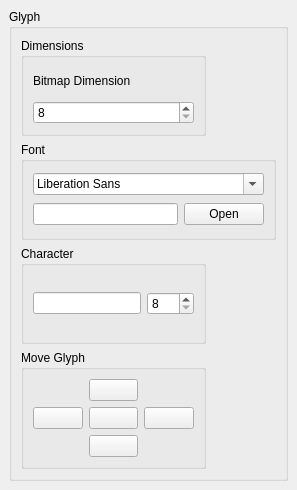
Qt form ui/dockglyph.ui (GrandFatherPikhto/Glyph) before a commit.
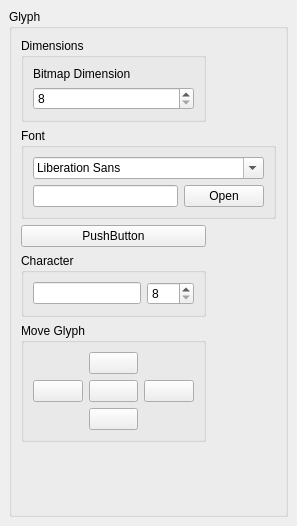
The same form after that commit. Icons and pictures are not drawn.

Commit message: Добавлена синхронизация  GlyphSelector и выбор символов по чекбоксу

Patch:
```diff
--- a/ui/dockglyph.ui
+++ b/ui/dockglyph.ui
@@ -6,8 +6,8 @@
    <rect>
     <x>0</x>
     <y>0</y>
-    <width>272</width>
-    <height>490</height>
+    <width>261</width>
+    <height>526</height>
    </rect>
   </property>
   <property name="windowTitle">
@@ -21,40 +21,8 @@
        <string>Glyph</string>
       </property>
       <layout class="QGridLayout" name="gridLayout_4">
-       <item row="0" column="0">
-        <widget class="QGroupBox" name="groupBoxGridSize">
-         <property name="sizePolicy">
-          <sizepolicy hsizetype="Preferred" vsizetype="Minimum">
-           <horstretch>0</horstretch>
-           <verstretch>0</verstretch>
-          </sizepolicy>
-         </property>
-         <property name="title">
-          <string>Dimensions</string>
-         </property>
-         <layout class="QGridLayout" name="gridLayout_3">
-          <item row="0" column="0">
-           <widget class="QLabel" name="labelBitmapDimension">
-            <property name="text">
-             <string>Bitmap Dimension</string>
-            </property>
-           </widget>
-          </item>
-          <item row="1" column="0">
-           <widget class="QSpinBox" name="bitmapDimension">
-            <property name="minimum">
-             <number>8</number>
-            </property>
-            <property name="maximum">
-             <number>640</number>
-            </property>
-           </widget>
-          </item>
-         </layout>
-        </widget>
-       </item>
-       <item row="0" column="1">
-        <spacer name="horizontalSpacer_3">
+       <item row="3" column="1">
+        <spacer name="horizontalSpacer_2">
          <property name="orientation">
           <enum>Qt::Orientation::Horizontal</enum>
          </property>
@@ -66,6 +34,19 @@
          </property>
         </spacer>
        </item>
+       <item row="5" column="0" colspan="2">
+        <spacer name="verticalSpacer">
+         <property name="orientation">
+          <enum>Qt::Orientation::Vertical</enum>
+         </property>
+         <property name="sizeHint" stdset="0">
+          <size>
+           <width>20</width>
+           <height>40</height>
+          </size>
+         </property>
+        </spacer>
+       </item>
        <item row="1" column="0" colspan="2">
         <widget class="QGroupBox" name="groupBoxFont">
          <property name="sizePolicy">
@@ -94,8 +75,34 @@
          </layout>
         </widget>
        </item>
-       <item row="2" column="0">
-        <widget class="QGroupBox" name="groupBoxCharacter">
+       <item row="4" column="1">
+        <spacer name="horizontalSpacer">
+         <property name="orientation">
+          <enum>Qt::Orientation::Horizontal</enum>
+         </property>
+         <property name="sizeHint" stdset="0">
+          <size>
+           <width>61</width>
+           <height>20</height>
+          </size>
+         </property>
+        </spacer>
+       </item>
+       <item row="0" column="1">
+        <spacer name="horizontalSpacer_3">
+         <property name="orientation">
+          <enum>Qt::Orientation::Horizontal</enum>
+         </property>
+         <property name="sizeHint" stdset="0">
+          <size>
+           <width>40</width>
+           <height>20</height>
+          </size>
+         </property>
+        </spacer>
+       </item>
+       <item row="0" column="0">
+        <widget class="QGroupBox" name="groupBoxGridSize">
          <property name="sizePolicy">
           <sizepolicy hsizetype="Preferred" vsizetype="Minimum">
            <horstretch>0</horstretch>
@@ -103,18 +110,18 @@
           </sizepolicy>
          </property>
          <property name="title">
-          <string>Character</string>
+          <string>Dimensions</string>
          </property>
-         <layout class="QGridLayout" name="gridLayout_5">
+         <layout class="QGridLayout" name="gridLayout_3">
           <item row="0" column="0">
-           <widget class="QLineEdit" name="character">
-            <property name="maxLength">
-             <number>1</number>
+           <widget class="QLabel" name="labelBitmapDimension">
+            <property name="text">
+             <string>Bitmap Dimension</string>
             </property>
            </widget>
           </item>
-          <item row="0" column="1">
-           <widget class="QSpinBox" name="glyphSize">
+          <item row="1" column="0">
+           <widget class="QSpinBox" name="bitmapDimension">
             <property name="minimum">
              <number>8</number>
             </property>
@@ -126,20 +133,7 @@
          </layout>
         </widget>
        </item>
-       <item row="2" column="1">
-        <spacer name="horizontalSpacer_2">
-         <property name="orientation">
-          <enum>Qt::Orientation::Horizontal</enum>
-         </property>
-         <property name="sizeHint" stdset="0">
-          <size>
-           <width>40</width>
-           <height>20</height>
-          </size>
-         </property>
-        </spacer>
-       </item>
-       <item row="3" column="0">
+       <item row="4" column="0">
         <widget class="QGroupBox" name="groupBoxMoveGlyph">
          <property name="sizePolicy">
           <sizepolicy hsizetype="Preferred" vsizetype="Minimum">
@@ -239,18 +233,47 @@
          </layout>
         </widget>
        </item>
-       <item row="3" column="1">
-        <spacer name="horizontalSpacer">
-         <property name="orientation">
-          <enum>Qt::Orientation::Horizontal</enum>
+       <item row="3" column="0">
+        <widget class="QGroupBox" name="groupBoxCharacter">
+         <property name="sizePolicy">
+          <sizepolicy hsizetype="Preferred" vsizetype="Minimum">
+           <horstretch>0</horstretch>
+           <verstretch>0</verstretch>
+          </sizepolicy>
          </property>
-         <property name="sizeHint" stdset="0">
-          <size>
-           <width>61</width>
-           <height>20</height>
-          </size>
+         <property name="title">
+          <string>Character</string>
          </property>
-        </spacer>
+         <layout class="QGridLayout" name="gridLayout_5">
+          <item row="0" column="0">
+           <widget class="QLineEdit" name="character">
+            <property name="maxLength">
+             <number>1</number>
+            </property>
+           </widget>
+          </item>
+          <item row="0" column="1">
+           <widget class="QSpinBox" name="glyphSize">
+            <property name="minimum">
+             <number>8</number>
+            </property>
+            <property name="maximum">
+             <number>640</number>
+            </property>
+           </widget>
+          </item>
+         </layout>
+        </widget>
+       </item>
+       <item row="2" column="0">
+        <widget class="QPushButton" name="pushButtonHide">
+         <property name="text">
+          <string>PushButton</string>
+         </property>
+         <property name="checkable">
+          <bool>true</bool>
+         </property>
+        </widget>
        </item>
       </layout>
      </widget>
```
The commit also changes 17 other files.
